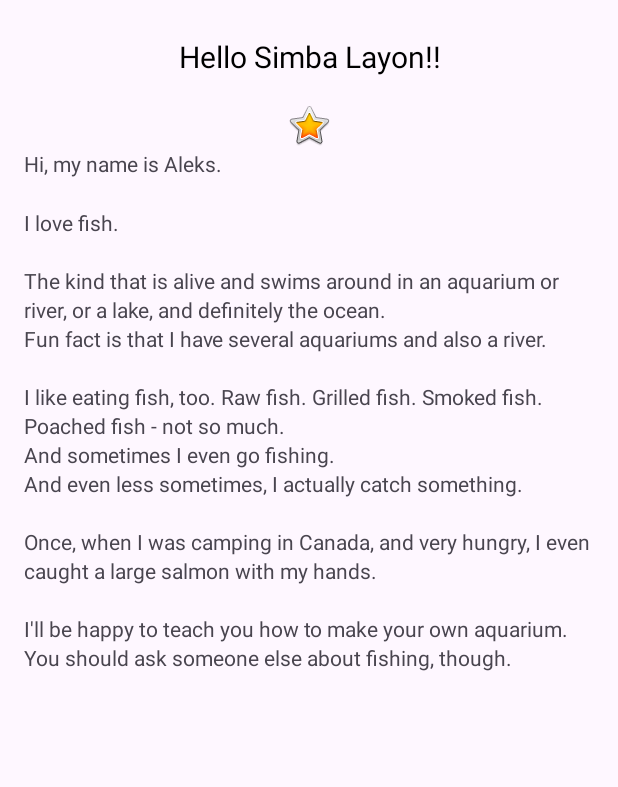
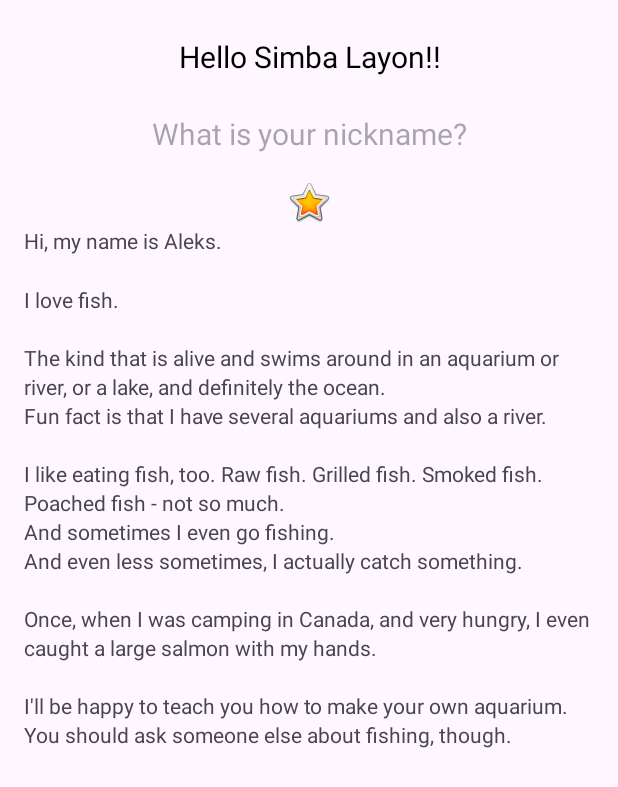
Before and after one commit to bonfacemasira/About-Me, an Android app: the screen it shows after launch (MainActivity), on a phone screen of 412 x 824 dp. Shown: the top 787 px of the screen. Run offline under Robolectric (Android 15) with nearby library versions, the phone set to English and light mode, and no system bars; Roboto replaces fonts that are not available here.

Commit message:
Adding an EditText for Text Input

```diff
--- a/app/src/main/res/layout/activity_main.xml
+++ b/app/src/main/res/layout/activity_main.xml
@@ -15,6 +15,15 @@
         android:layout_width="match_parent"
         android:layout_height="wrap_content"
         android:text="@string/name"
+        android:textAlignment="center" />
+
+    <TextView
+        android:id="@+id/nickname_edit"
+        style="@style/NameStyle"
+        android:layout_width="match_parent"
+        android:layout_height="wrap_content"
+        android:hint="@string/what_is_your_nickname"
+        android:inputType="text|textPersonName"
         android:textAlignment="center" />
 
     <ImageView
--- a/app/src/main/res/values/strings.xml
+++ b/app/src/main/res/values/strings.xml
@@ -13,4 +13,5 @@
         \n\nI\'ll be happy to teach you how to make your own aquarium.
         \nYou should ask someone else about fishing, though.\n\n
     </string>
+    <string name="what_is_your_nickname">What is your nickname?</string>
 </resources>
```
